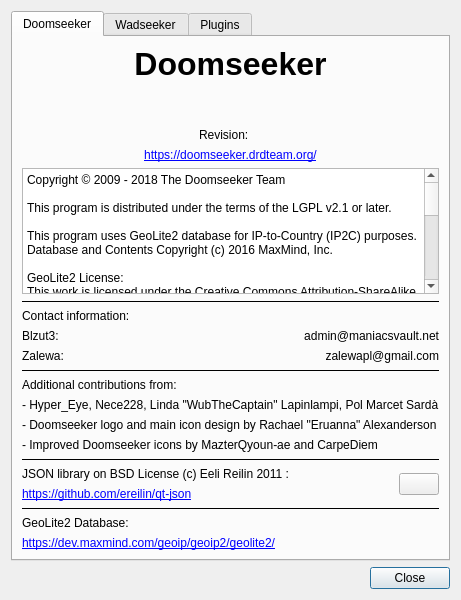
Qt form src/core/gui/aboutdialog.ui (Destroyerrrocket/doomseeker-unofficial) before a commit.
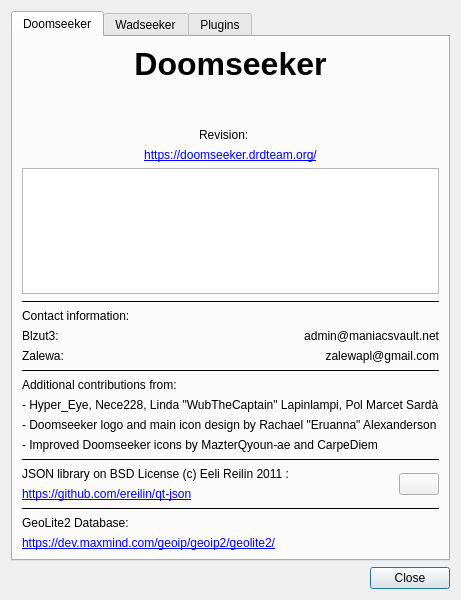
The same form after that commit. Icons and pictures are not drawn.

Commit message: - AboutDialog refactor: move copyright notice from the .ui file to .cpp so that its translation can be split into paragraphs.

```diff
--- a/src/core/gui/aboutdialog.ui
+++ b/src/core/gui/aboutdialog.ui
@@ -160,27 +160,7 @@
           <bool>true</bool>
          </property>
          <property name="plainText">
-          <string>Copyright © 2009 - 2018 The Doomseeker Team
-
-This program is distributed under the terms of the LGPL v2.1 or later.
-
-This program uses GeoLite2 database for IP-to-Country (IP2C) purposes. Database and Contents Copyright (c) 2016 MaxMind, Inc.
-
-GeoLite2 License:
-This work is licensed under the Creative Commons Attribution-ShareAlike 3.0 Unported License. To view a copy of this license, visit http://creativecommons.org/licenses/by-sa/3.0/.
-
-GeoLite2 available at:
-https://dev.maxmind.com/geoip/geoip2/geolite2/
-
-This program uses icons (or derivates of) from following sources:
-- Aha-Soft
-- Crystal Clear by Everaldo Coelho
-- Fugue Icons (C) 2013 Yusuke Kamiyamane. All rights reserved.
-- Nuvola 1.0 (KDE 3.x icon set)
-- Oxygen Icons 4.3.1 (KDE)
-- Silk Icon Set (C) Mark James (famfamfam.com)
-- Tango Icon Library / Tango Desktop Project
-</string>
+          <string/>
          </property>
         </widget>
        </item>
```
Left out of the diff: 2 changed lines with no effect on the pictures. The commit also changes 4 other files.
